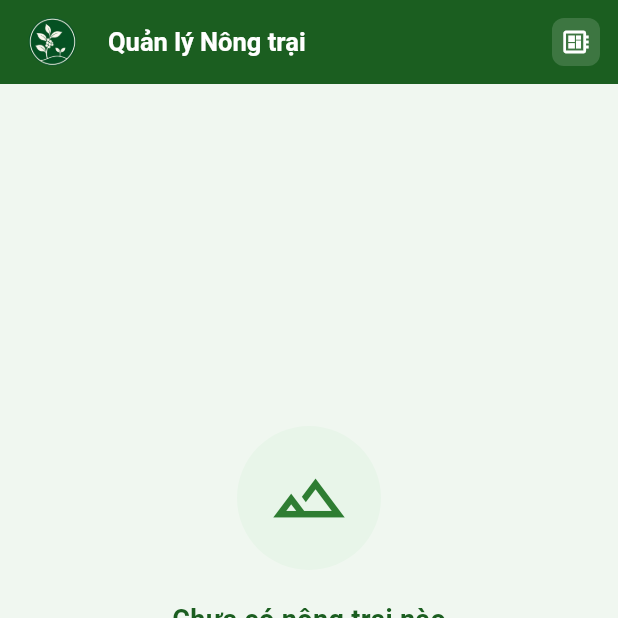
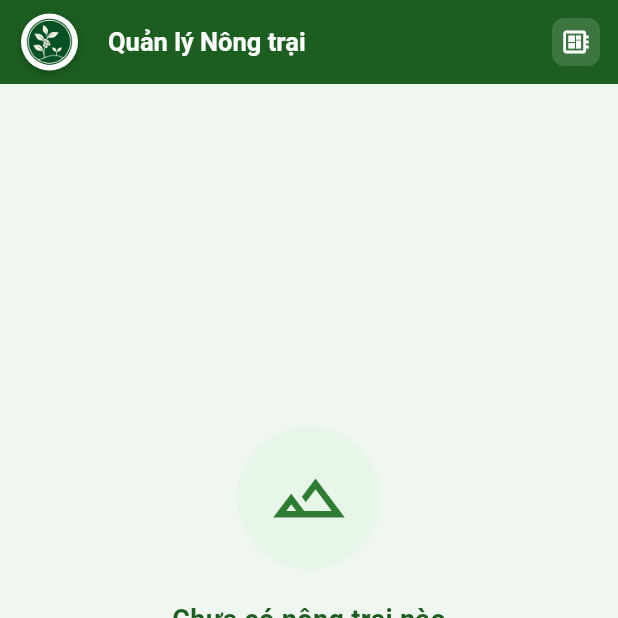
Before and after one commit to THEWAZARUDO/greenpulse, a Flutter app: the screen it shows once a user with an empty profile is signed in, item 2 of the bottom bar chosen, on a phone screen of 412 x 824 dp, the top half of it. Run offline on Flutter 3.47's test engine with Material 3 defaults, Android fonts, the phone set to English and light mode, and no system bars; our stand-ins replace cloud_firestore, firebase_auth, firebase_core, firebase_crashlytics, firebase_database, firebase_messaging and 2 more; missing offline and left inert: firebase_app_check; accounts and stored records are empty; network calls fail.

Commit message:
style(ui): add white elevated badge container and shadow for logo across all tabs

```diff
--- a/lib/screens/tabs/farms_tab.dart
+++ b/lib/screens/tabs/farms_tab.dart
@@ -30,11 +30,25 @@ class FarmsTab extends StatelessWidget {
       backgroundColor: const Color(0xFFF0F7F0),
       appBar: AppBar(
         leading: Padding(
-          padding: const EdgeInsets.only(left: 16, top: 10, bottom: 10, right: 2),
-          child: ClipOval(
-            child: Image.asset(
-              'assets/images/app_logo.png',
-              fit: BoxFit.cover,
+          padding: const EdgeInsets.only(left: 14, top: 8, bottom: 8, right: 4),
+          child: Container(
+            decoration: const BoxDecoration(
+              shape: BoxShape.circle,
+              color: Colors.white,
+              boxShadow: [
+                BoxShadow(
+                  color: Colors.black26,
+                  blurRadius: 4,
+                  offset: Offset(0, 1.5),
+                ),
+              ],
+            ),
+            padding: const EdgeInsets.all(2),
+            child: ClipOval(
+              child: Image.asset(
+                'assets/images/app_logo.png',
+                fit: BoxFit.cover,
+              ),
             ),
           ),
         ),
```
Also changed, not shown: lib/screens/tabs/alerts_tab.dart (+19 -5 lines), lib/screens/tabs/dashboard_tab/dashboard_header.dart (+7 -9 lines), lib/screens/tabs/profile_tab/profile_header.dart (+13 -6 lines).
